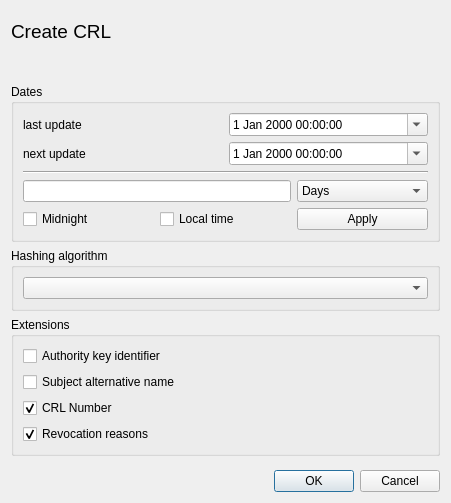
The window that ui/NewCrl.ui (chris2511/xca) describes before a commit, drawn with Qt 5.
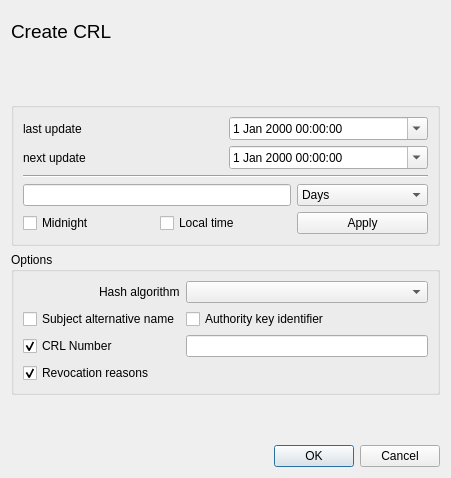
The same window after the commit. Custom widgets are drawn as their Qt base class.

```diff
--- a/ui/NewCrl.ui
+++ b/ui/NewCrl.ui
@@ -7,18 +7,12 @@
     <x>0</x>
     <y>0</y>
     <width>451</width>
-    <height>503</height>
+    <height>478</height>
    </rect>
   </property>
-  <layout class="QVBoxLayout" name="verticalLayout_4">
+  <layout class="QVBoxLayout" name="verticalLayout_2">
    <item>
     <layout class="QHBoxLayout">
-     <property name="spacing">
-      <number>6</number>
-     </property>
-     <property name="margin">
-      <number>0</number>
-     </property>
      <item>
       <widget class="QLabel" name="TextLabel1">
        <property name="font">
@@ -85,9 +79,9 @@
     </spacer>
    </item>
    <item>
-    <widget class="QGroupBox" name="groupBox">
+    <widget class="QGroupBox" name="dateBox">
      <property name="title">
-      <string>Dates</string>
+      <string/>
      </property>
      <layout class="QVBoxLayout" name="verticalLayout">
       <item>
@@ -179,49 +173,33 @@
      </layout>
     </widget>
    </item>
-   <item>
-    <widget class="QGroupBox" name="groupBox_3">
-     <property name="title">
-      <string>Hashing algorithm</string>
-     </property>
-     <layout class="QVBoxLayout" name="verticalLayout_3">
-      <item>
-       <widget class="hashBox" name="hashAlgo"/>
-      </item>
-     </layout>
-    </widget>
-   </item>
    <item>
     <widget class="QGroupBox" name="groupBox_2">
      <property name="title">
-      <string>Extensions</string>
+      <string>Options</string>
      </property>
-     <layout class="QVBoxLayout" name="verticalLayout_2">
-      <item>
-       <widget class="QCheckBox" name="authKeyId">
+     <layout class="QGridLayout" name="gridLayout_3">
+      <item row="3" column="1">
+       <widget class="QLineEdit" name="crlNumber"/>
+      </item>
+      <item row="3" column="0">
+       <widget class="QCheckBox" name="setCrlNumber">
         <property name="text">
-         <string>Authority key identifier</string>
+         <string>CRL Number</string>
+        </property>
+        <property name="checked">
+         <bool>true</bool>
         </property>
        </widget>
       </item>
-      <item>
+      <item row="2" column="0">
        <widget class="QCheckBox" name="subAltName">
         <property name="text">
          <string>Subject alternative name</string>
         </property>
        </widget>
       </item>
-      <item>
-       <widget class="QCheckBox" name="crlNumber">
-        <property name="text">
-         <string>CRL Number</string>
-        </property>
-        <property name="checked">
-         <bool>true</bool>
-        </property>
-       </widget>
-      </item>
-      <item>
+      <item row="4" column="0">
        <widget class="QCheckBox" name="revocationReasons">
         <property name="text">
          <string>Revocation reasons</string>
@@ -231,6 +209,23 @@
         </property>
        </widget>
       </item>
+      <item row="2" column="1">
+       <widget class="QCheckBox" name="authKeyId">
+        <property name="text">
+         <string>Authority key identifier</string>
+        </property>
+       </widget>
+      </item>
+      <item row="0" column="1">
+       <widget class="hashBox" name="hashAlgo"/>
+      </item>
+      <item row="0" column="0" alignment="Qt::AlignRight">
+       <widget class="QLabel" name="label_3">
+        <property name="text">
+         <string>Hash algorithm</string>
+        </property>
+       </widget>
+      </item>
      </layout>
     </widget>
    </item>
```
Left out of the diff: 57 changed lines with no effect on the pictures.
